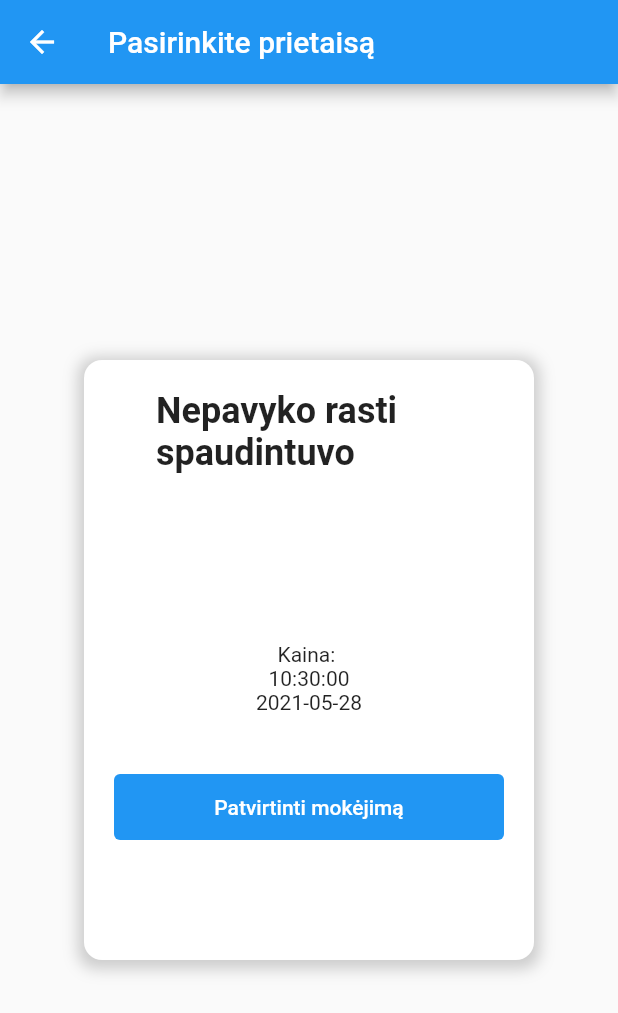
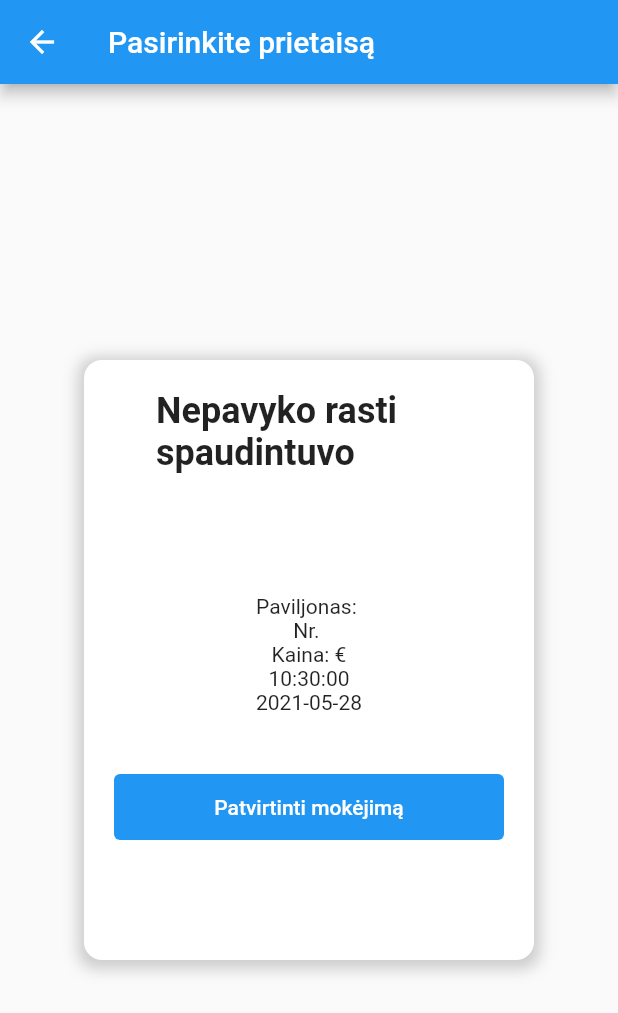
Before and after one commit to makentosas1980/turgaus_valdymas, a Flutter app: the PrintReceipt screen opened directly with empty values, on a phone screen of 412 x 824 dp. Shown: the top 1013 px of the screen. Run offline on Flutter 3.47's test engine with Material 2 defaults, Android fonts, the phone set to English and light mode, and no system bars; our stand-ins replace cloud_firestore, firebase_auth, firebase_core, pdf, printing; missing offline and left inert: esc_pos_bluetooth, esc_pos_utils, flutter_bluetooth_basic; accounts and stored records are empty.

Commit message:
Preview receipt is fixed

```diff
--- a/lib/modules/print_receipt.dart
+++ b/lib/modules/print_receipt.dart
@@ -98,6 +98,7 @@ class _PrintReceiptState extends State<PrintReceipt> {
 
   @override
   Widget build(BuildContext context) {
+    print(widget.pavilionToPrint);
     return Scaffold(
       appBar: AppBar(
         title: Text("Pasirinkite prietaisą"),
--- a/lib/screens/login/login_page.dart
+++ b/lib/screens/login/login_page.dart
@@ -90,6 +90,7 @@ class _TextInputWidgetState extends State<TextInputWidget> {
                 padding: const EdgeInsets.symmetric(vertical: 12),
                 child: TextFormField(
                   controller: _passwordField,
+                  obscureText: true,
                   decoration: InputDecoration(
                     border: OutlineInputBorder(),
                     labelText: "Slaptažodis",
--- a/lib/screens/ui/preview_receipt.dart
+++ b/lib/screens/ui/preview_receipt.dart
@@ -70,13 +70,14 @@ class _PreviewReceiptState extends State<PreviewReceipt> {
                 ),
               ),
               Container(
-                child: Text(widget.pavilionToPrint),
+                child:
+                    Text('Paviljonas: ${widget.pavilionToPrint.toUpperCase()}'),
               ),
               Container(
-                child: Text(widget.premiseNumberToPrint),
+                child: Text('Nr. ${widget.premiseNumberToPrint}'),
               ),
               Container(
-                child: Text('Kaina: ${widget.ammountToPayToPrint}'),
+                child: Text('Kaina: ${widget.ammountToPayToPrint}€'),
               ),
               Container(
                 child: Text(currentTime),
--- a/lib/screens/ui/property_details.dart
+++ b/lib/screens/ui/property_details.dart
@@ -1,4 +1,4 @@
-import 'package:baigiamasis/modules/get_tenant.dart';
+import 'package:baigiamasis/modules/get_payment.dart';
 import 'package:baigiamasis/modules/globals.dart';
 import 'package:baigiamasis/modules/rich_text.dart';
 import 'package:baigiamasis/screens/ui/update_property.dart';
```
Also changed, not shown: lib/modules/buttons.dart (deleted, +0 -89 lines), lib/modules/get_payment.dart (renamed from lib/modules/get_tenant.dart, +3 -7 lines).
